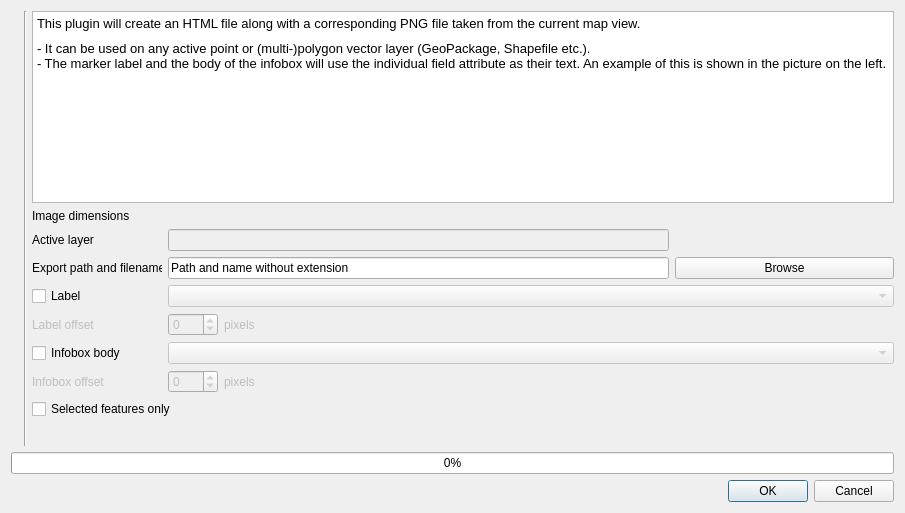
Qt form src/html_image_map_creator_dialog_base.ui (geometalab/HTML-Image-Map-Creator-QGIS-Plugin) before a commit.
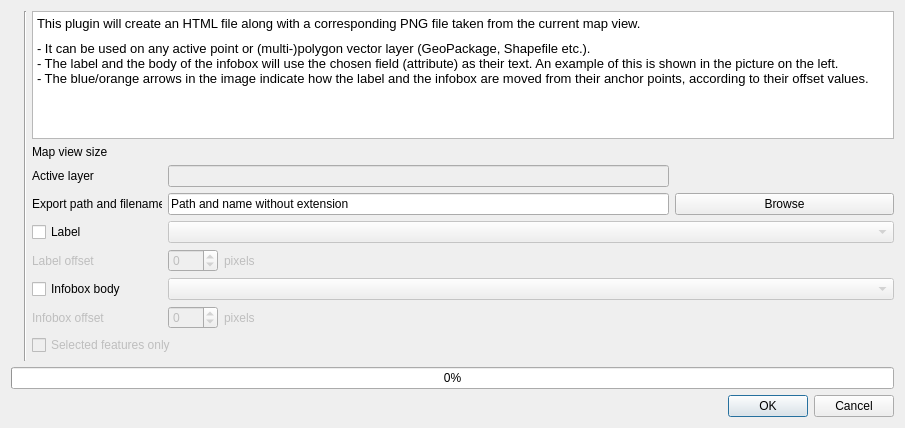
The same form after that commit. Icons and pictures are not drawn.

Patch:
```diff
--- a/src/html_image_map_creator_dialog_base.ui
+++ b/src/html_image_map_creator_dialog_base.ui
@@ -7,7 +7,7 @@
     <x>0</x>
     <y>0</y>
     <width>905</width>
-    <height>513</height>
+    <height>428</height>
    </rect>
   </property>
   <property name="windowTitle">
@@ -74,7 +74,8 @@
 &lt;p style=&quot; margin-top:0px; margin-bottom:0px; margin-left:0px; margin-right:0px; -qt-block-indent:0; text-indent:0px;&quot;&gt;&lt;span style=&quot; font-family:'Sans Serif'; font-size:10pt;&quot;&gt;This plugin will create an HTML file along with a corresponding PNG file taken from the current map view. &lt;/span&gt;&lt;/p&gt;
 &lt;p style=&quot; margin-top:0px; margin-bottom:0px; margin-left:0px; margin-right:0px; -qt-block-indent:0; text-indent:0px;&quot;&gt;&lt;span style=&quot; font-family:'Sans Serif'; font-size:6pt;&quot;&gt; &lt;/span&gt;&lt;/p&gt;
 &lt;p style=&quot; margin-top:0px; margin-bottom:0px; margin-left:0px; margin-right:0px; -qt-block-indent:0; text-indent:0px;&quot;&gt;&lt;span style=&quot; font-family:'Sans Serif'; font-size:10pt;&quot;&gt;- It can be used on any active point or (multi-)polygon vector layer (GeoPackage, Shapefile etc.).&lt;/span&gt;&lt;/p&gt;
-&lt;p style=&quot; margin-top:0px; margin-bottom:0px; margin-left:0px; margin-right:0px; -qt-block-indent:0; text-indent:0px;&quot;&gt;&lt;span style=&quot; font-family:'Sans Serif'; font-size:10pt;&quot;&gt;- The marker label and the body of the infobox will use the individual field attribute as their text. An example of this is shown in the picture on the left.&lt;/span&gt;&lt;/p&gt;&lt;/body&gt;&lt;/html&gt;</string>
+&lt;p style=&quot; margin-top:0px; margin-bottom:0px; margin-left:0px; margin-right:0px; -qt-block-indent:0; text-indent:0px;&quot;&gt;&lt;span style=&quot; font-family:'Sans Serif'; font-size:10pt;&quot;&gt;- The label and the body of the infobox will use the chosen field (attribute) as their text. An example of this is shown in the picture on the left.&lt;/span&gt;&lt;/p&gt;
+&lt;p style=&quot; margin-top:0px; margin-bottom:0px; margin-left:0px; margin-right:0px; -qt-block-indent:0; text-indent:0px;&quot;&gt;&lt;span style=&quot; font-family:'Sans Serif'; font-size:10pt;&quot;&gt;- The blue/orange arrows in the image indicate how the label and the infobox are moved from their anchor points, according to their offset values.&lt;/span&gt;&lt;/p&gt;&lt;/body&gt;&lt;/html&gt;</string>
      </property>
     </widget>
    </item>
@@ -159,6 +160,9 @@
      </item>
      <item row="11" column="0" colspan="2">
       <widget class="QCheckBox" name="chkBoxSelectedOnly">
+       <property name="enabled">
+        <bool>false</bool>
+       </property>
        <property name="text">
         <string>Selected features only</string>
        </property>
@@ -166,6 +170,9 @@
      </item>
      <item row="11" column="1" colspan="4">
       <widget class="QLabel" name="featureCount">
+       <property name="enabled">
+        <bool>false</bool>
+       </property>
        <property name="sizePolicy">
         <sizepolicy hsizetype="Preferred" vsizetype="Minimum">
          <horstretch>0</horstretch>
@@ -285,7 +292,7 @@
         </sizepolicy>
        </property>
        <property name="text">
-        <string>Image dimensions</string>
+        <string>Map view size</string>
        </property>
       </widget>
      </item>
```
